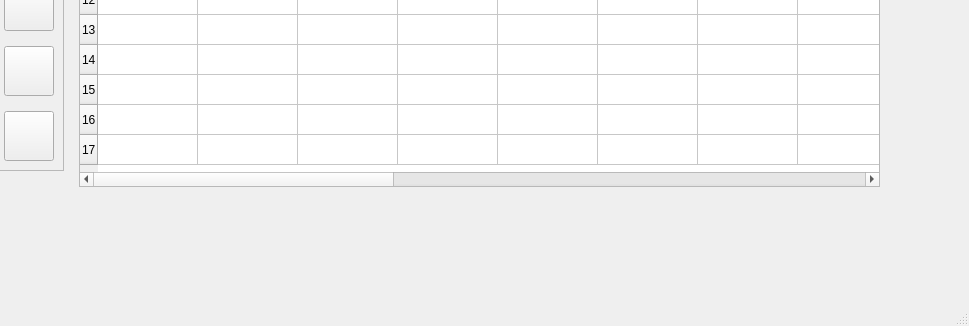
First picture: the form in quoridor.ui, repository crimvael/quoridor, before the edit; both pictures show x 531 to 1500 and y 424 to 750 of the 1500 by 750 pixel window.
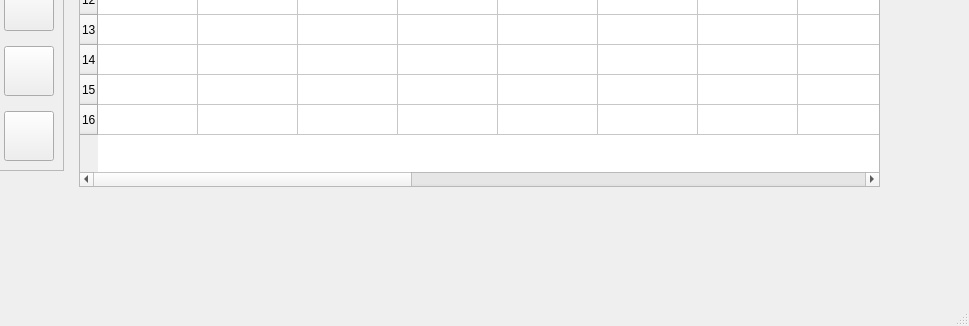
Second picture: the form after the edit.

```diff
--- a/quoridor.ui
+++ b/quoridor.ui
@@ -1724,11 +1724,6 @@
       <string>16</string>
      </property>
     </row>
-    <row>
-     <property name="text">
-      <string>17</string>
-     </property>
-    </row>
     <column>
      <property name="text">
       <string>0</string>
@@ -1814,11 +1809,6 @@
       <string>16</string>
      </property>
     </column>
-    <column>
-     <property name="text">
-      <string>17</string>
-     </property>
-    </column>
    </widget>
   </widget>
   <widget class="QMenuBar" name="menubar">
```
